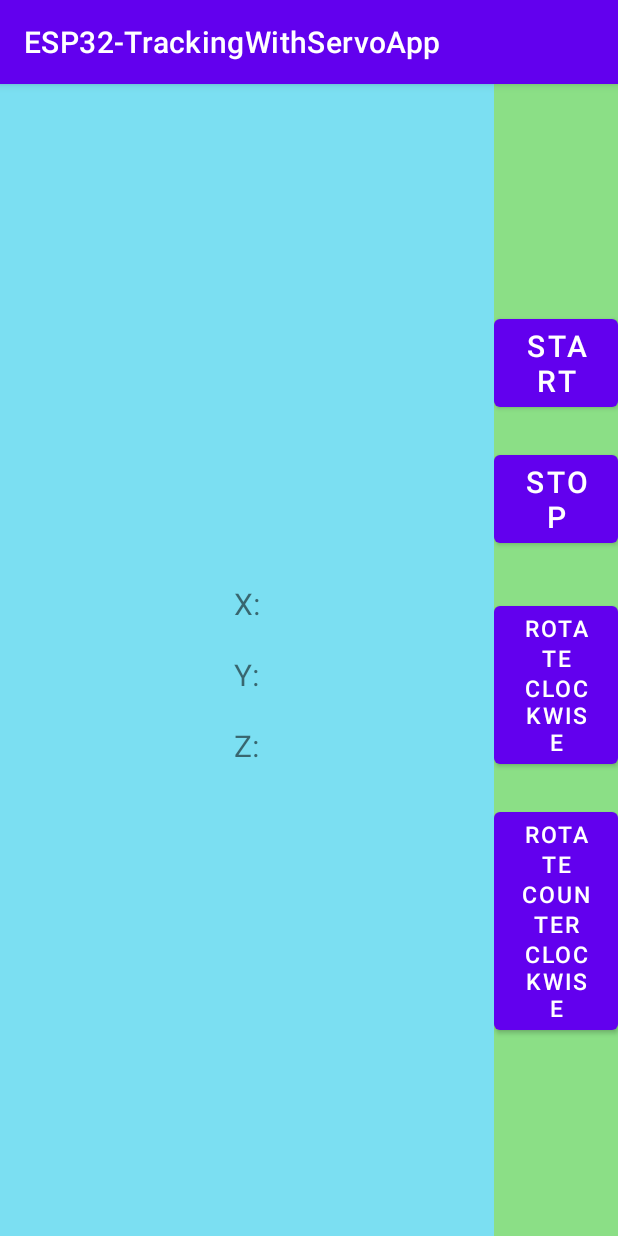
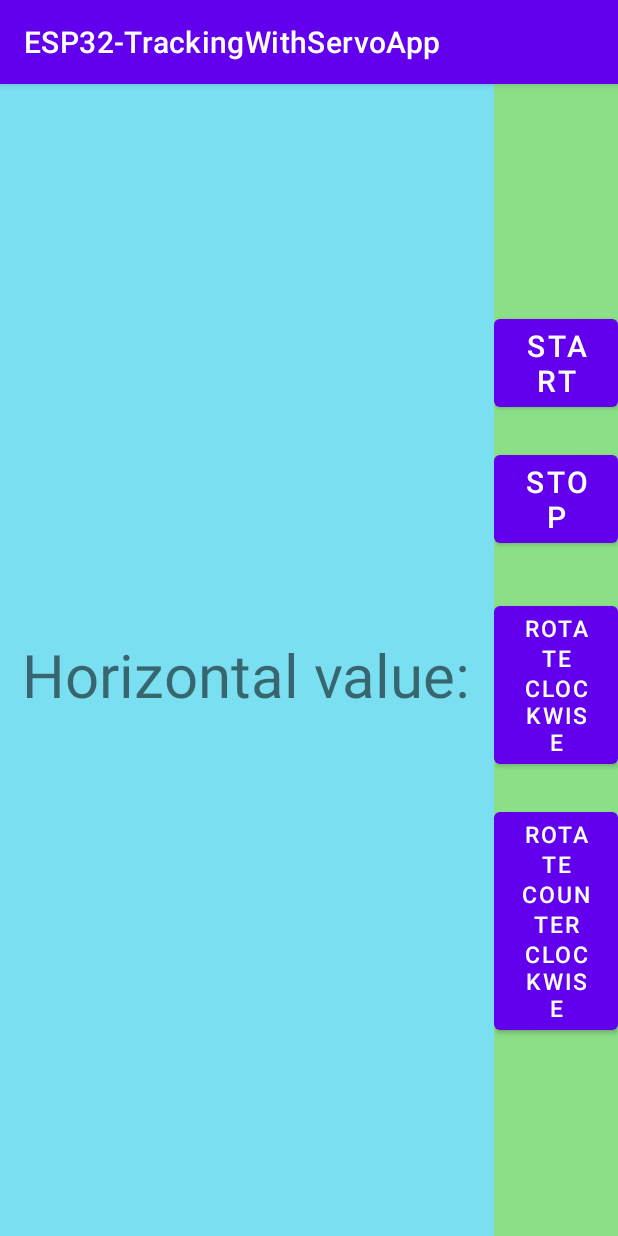
Before and after one commit to antonio-omabel/ESP32-TrackingWithServo, an Android app: the screen it shows after launch (MainActivity), after a tap on "START", on a phone screen of 412 x 824 dp. Run offline under Robolectric (Android 15) with nearby library versions, the phone set to English and light mode, and no system bars.

Commit message:
MyRotationVector added

```diff
--- /dev/null
+++ b/Android/app/src/main/java/com/amit/esp32_trackingwithservoapp/Interfaces/IMyRotationVector.java
@@ -0,0 +1,5 @@
+package com.amit.esp32_trackingwithservoapp.Interfaces;
+
+public interface IMyRotationVector {
+    public void onNewRotationVectorValuesAvaible(float x);
+}
--- a/Android/app/src/main/java/com/amit/esp32_trackingwithservoapp/MainActivity.java
+++ b/Android/app/src/main/java/com/amit/esp32_trackingwithservoapp/MainActivity.java
@@ -1,4 +1,6 @@
 package com.amit.esp32_trackingwithservoapp;
+
+import static java.lang.Math.floor;
 
 import androidx.appcompat.app.AppCompatActivity;
 
@@ -7,16 +9,12 @@ import android.util.Log;
 import android.widget.Button;
 import android.widget.TextView;
 
-/*import com.amit.esp32_trackingwithservoapp.Interfaces.IMyAccelerometer;
-import com.amit.esp32_trackingwithservoapp.Sensor.MyAccelerometer;*/
-
-import com.amit.esp32_trackingwithservoapp.Interfaces.IMyGyroscope;
-import com.amit.esp32_trackingwithservoapp.Sensor.MyGyroscope;
+import com.amit.esp32_trackingwithservoapp.Interfaces.IMyRotationVector;
+import com.amit.esp32_trackingwithservoapp.Sensor.MyRotationVector;
 
 import java.io.IOException;
 import java.io.UnsupportedEncodingException;
 import java.net.MalformedURLException;
-import java.sql.Array;
 
 import okhttp3.Call;
 import okhttp3.Callback;
@@ -24,15 +22,15 @@ import okhttp3.OkHttpClient;
 import okhttp3.Request;
 import okhttp3.Response;
 
-public class MainActivity extends AppCompatActivity implements /*IMyAccelerometer,*/ IMyGyroscope {
+public class MainActivity extends AppCompatActivity implements IMyRotationVector {
     private String TAG = "MainActivity";
     private Button bttRotateClockwise=null, bttRotateCounterclockwise=null,bttStart = null, bttStop = null;;
-    private TextView tvX = null, tvY = null, tvZ = null;
+    private TextView tvHorizontalValue = null;
     private OkHttpClient client;
     private String clockwiseUrl = "http://192.168.43.147/H";
     private String counterclockwiseUrl = "http://192.168.43.147/L";
     /*private MyAccelerometer myAccelerometer = null;*/
-    private MyGyroscope myGyroscope = null;
+    private MyRotationVector myRotationVector = null;
     public MainActivity() throws MalformedURLException, UnsupportedEncodingException {
     }
 
@@ -49,21 +47,14 @@ public class MainActivity extends AppCompatActivity implements /*IMyAcceleromete
             Log.i(TAG, "Counterclockwise rotation");
             RotateFunction(counterclockwiseUrl);
         });
-        /*myAccelerometer = new MyAccelerometer(this, this);
+
+        myRotationVector = new MyRotationVector(this, this);
         bttStart.setOnClickListener((v)->{
-            myAccelerometer.start();
+            myRotationVector.start();
         });
 
         bttStop.setOnClickListener((v)->{
-            myAccelerometer.stop();
-        });*/
-        myGyroscope = new MyGyroscope(this, this);
-        bttStart.setOnClickListener((v)->{
-            myGyroscope.start();
-        });
-
-        bttStop.setOnClickListener((v)->{
-            myGyroscope.stop();
+            myRotationVector.stop();
         });
     }
 
@@ -73,24 +64,9 @@ public class MainActivity extends AppCompatActivity implements /*IMyAcceleromete
         bttStart = findViewById(R.id.bttStart);
         bttStop = findViewById(R.id.bttStop);
         client = new OkHttpClient();
-        tvX = findViewById(R.id.tvX);
-        tvY = findViewById(R.id.tvY);
-        tvZ = findViewById(R.id.tvZ);
+        tvHorizontalValue = findViewById(R.id.tvHorizontalValue);
     }
 
-    /*@Override
-    public void onNewAccelerometerValuesAvaible(float x, float y, float z) {
-        tvX.setText("X: " + x);
-        tvY.setText("Y: " + y);
-        tvZ.setText("Z: " + z);
-    }*/
-
-    @Override
-    public void onNewGyroscopeValuesAvaible(float x, float y, float z) {
-        tvX.setText("X: " + x);
-        tvY.setText("Y: " + y);
-        tvZ.setText("Z: " + z);
-    }
     private void RotateFunction(String directionUrl){
         Log.i(TAG, "RotateFunction");
         Request request = new Request.Builder()
@@ -109,4 +85,9 @@ public class MainActivity extends AppCompatActivity implements /*IMyAcceleromete
             }
         });
     }
+
+    @Override
+    public void onNewRotationVectorValuesAvaible(float x) {
+        tvHorizontalValue.setText("Horizontal value: " + x);
+    }
 }
--- a/Android/app/src/main/java/com/amit/esp32_trackingwithservoapp/Sensor/MyRotationVector.java
+++ b/Android/app/src/main/java/com/amit/esp32_trackingwithservoapp/Sensor/MyRotationVector.java
@@ -1,4 +1,7 @@
 package com.amit.esp32_trackingwithservoapp.Sensor;
+
+import static java.lang.Math.floor;
+import static java.lang.Math.round;
 
 import android.content.Context;
 import android.hardware.Sensor;
@@ -7,45 +10,43 @@ package com.amit.esp32_trackingwithservoapp.Sensor;
 import android.hardware.SensorManager;
 import android.util.Log;
 
-        import com.amit.esp32_trackingwithservoapp.Interfaces.IMyGyroscope;
+import com.amit.esp32_trackingwithservoapp.Interfaces.IMyRotationVector;
 
+import java.text.DecimalFormat;
 
-        ///////Cambiare tutto "Gyroscope" in "RotactionVector"
 public class MyRotationVector implements SensorEventListener {
 
-    private final String TAG = "MyGyroscope";
+    private final String TAG = "MyRotationVector";
 
     private SensorManager sensorManager = null;
-    private Sensor rotactionVector = null;
+    private Sensor rotationVector = null;
 
-    private IMyGyroscope iMyGyroscope = null;
+    private IMyRotationVector iMyRotationVector = null;
 
-    public MyRotationVector(Context context, IMyGyroscope iMyGyroscope) {
+    public MyRotationVector(Context context, IMyRotationVector iMyRotationVector) {
         sensorManager = (SensorManager) context.getSystemService(Context.SENSOR_SERVICE);
-        if(sensorManager.getDefaultSensor(Sensor.TYPE_ROTATION_VECTOR)!=null){
-            rotactionVector = sensorManager.getDefaultSensor(Sensor.TYPE_ROTATION_VECTOR);
-            this.iMyGyroscope=iMyGyroscope;
+        if (sensorManager.getDefaultSensor(Sensor.TYPE_ROTATION_VECTOR) != null) {
+            rotationVector = sensorManager.getDefaultSensor(Sensor.TYPE_ROTATION_VECTOR);
+            this.iMyRotationVector = iMyRotationVector;
         }
     }
-    public void start(){
-        sensorManager.registerListener(this, rotactionVector, SensorManager.SENSOR_STATUS_ACCURACY_HIGH);
-        sensorManager.registerListener(this, rotactionVector, SensorManager.SENSOR_DELAY_NORMAL);
+
+    public void start() {
+        sensorManager.registerListener(this, rotationVector, SensorManager.SENSOR_STATUS_ACCURACY_HIGH);
+        sensorManager.registerListener(this, rotationVector, SensorManager.SENSOR_DELAY_FASTEST);
     }
 
-    public void stop(){
+    public void stop() {
         sensorManager.unregisterListener(this);
     }
 
     @Override
     public void onSensorChanged(SensorEvent sensorEvent) {
         Log.i(TAG, "onSensorChanged");
-
-        float x = sensorEvent.values[0];
-        float y = sensorEvent.values[1];
-        float z = sensorEvent.values[2];
-
-        iMyGyroscope.onNewGyroscopeValuesAvaible(x,y,z);
-        Log.i(TAG, "\nX: " + x + "\nY: " + y + "\nZ: " + z);
+        float horizontalValue = sensorEvent.values[1];
+        /////////////////////////////Sistemare////////////////////////
+        iMyRotationVector.onNewRotationVectorValuesAvaible(horizontalValue);
+        Log.i(TAG, "Horizontal value: " + horizontalValue);
     }
 
     @Override
--- a/Android/app/src/main/res/layout/activity_main.xml
+++ b/Android/app/src/main/res/layout/activity_main.xml
@@ -15,30 +15,13 @@
         android:background="#7bdff2"
         android:gravity="center"
         android:orientation="vertical">
+
         <TextView
-            android:id="@+id/tvX"
+            android:id="@+id/tvHorizontalValue"
             android:layout_width="wrap_content"
             android:layout_height="wrap_content"
-            android:textSize="20dp"
-            android:text="X:"
-            android:layout_marginTop="20dp"
-            />
-
-        <TextView
-            android:id="@+id/tvY"
-            android:layout_width="wrap_content"
-            android:layout_height="wrap_content"
-            android:textSize="20dp"
-            android:text="Y:"
-            android:layout_marginTop="20dp"
-            />
-
-        <TextView
-            android:id="@+id/tvZ"
-            android:layout_width="wrap_content"
-            android:layout_height="wrap_content"
-            android:textSize="20dp"
-            android:text="Z:"
+            android:textSize="40dp"
+            android:text="Horizontal value:"
             android:layout_marginTop="20dp"
             />
 
--- a/Android/build.gradle
+++ b/Android/build.gradle
@@ -1,5 +1,5 @@
 // Top-level build file where you can add configuration options common to all sub-projects/modules.
 plugins {
-    id 'com.android.application' version '8.0.1' apply false
-    id 'com.android.library' version '8.0.1' apply false
+    id 'com.android.application' version '8.0.2' apply false
+    id 'com.android.library' version '8.0.2' apply false
 }
```
Lines whose indentation alone changed are shown as unchanged.
